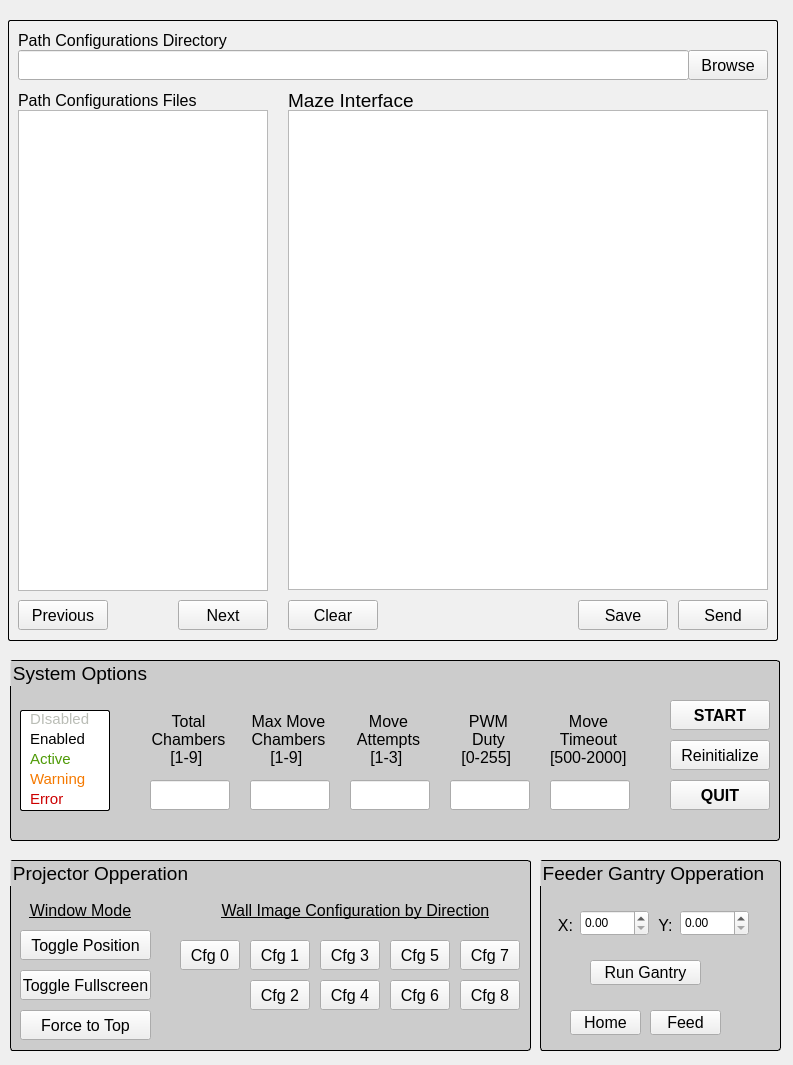
This is src/omniroute_operation/src/three_by_three_interface/interface.ui in NC4Lab/omniroute_ubuntu_ws as Qt 5 draws it before an edit. The edited form follows.
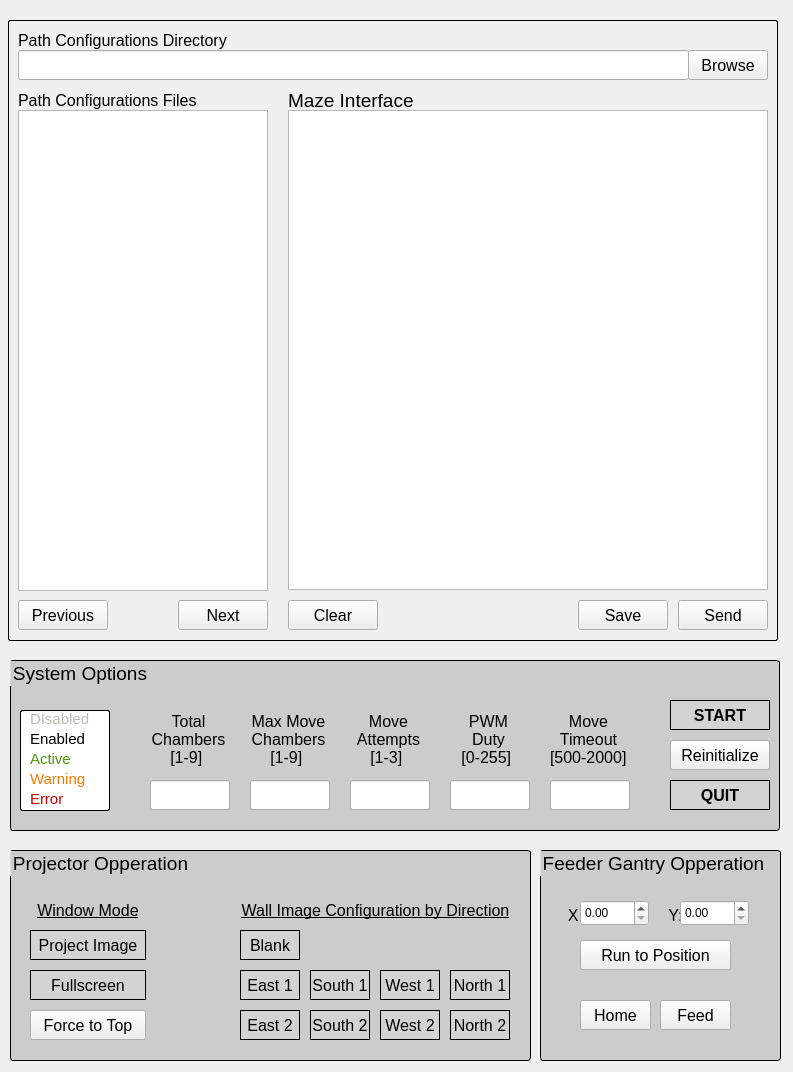
This is the edited form.

```diff
--- a/src/omniroute_operation/src/three_by_three_interface/interface.ui
+++ b/src/omniroute_operation/src/three_by_three_interface/interface.ui
@@ -10,7 +10,7 @@
     <x>0</x>
     <y>0</y>
     <width>793</width>
-    <height>1065</height>
+    <height>1072</height>
    </rect>
   </property>
   <property name="windowTitle">
@@ -258,7 +258,7 @@
      <x>10</x>
      <y>660</y>
      <width>770</width>
-     <height>181</height>
+     <height>171</height>
     </rect>
    </property>
    <property name="font">
@@ -292,9 +292,27 @@
       <bold>true</bold>
      </font>
     </property>
+    <property name="styleSheet">
+     <string notr="true">QPushButton {
+    background-color: lightgray;
+    border: 1px solid black;
+}
+
+QPushButton:checked {
+    background-color: gray; /* Color when toggled */
+}
+
+QPushButton:pressed {
+    background-color: darkgray; /* Color when pressed */
+}
+</string>
+    </property>
     <property name="text">
      <string>QUIT</string>
     </property>
+    <property name="checkable">
+     <bool>true</bool>
+    </property>
    </widget>
    <widget class="QPushButton" name="sysReinitBtn">
     <property name="geometry">
@@ -695,18 +713,36 @@
       <bold>true</bold>
      </font>
     </property>
+    <property name="styleSheet">
+     <string notr="true">QPushButton {
+    background-color: lightgray;
+    border: 1px solid black;
+}
+
+QPushButton:checked {
+    background-color: gray; /* Color when toggled */
+}
+
+QPushButton:pressed {
+    background-color: darkgray; /* Color when pressed */
+}
+</string>
+    </property>
     <property name="text">
      <string>START</string>
     </property>
+    <property name="checkable">
+     <bool>true</bool>
+    </property>
    </widget>
   </widget>
   <widget class="QGroupBox" name="projectionOperationGroupBox">
    <property name="geometry">
     <rect>
      <x>10</x>
-     <y>860</y>
+     <y>850</y>
      <width>521</width>
-     <height>191</height>
+     <height>211</height>
     </rect>
    </property>
    <property name="font">
@@ -728,8 +764,8 @@
    <widget class="QPushButton" name="projImgCfgBtn_3">
     <property name="geometry">
      <rect>
-      <x>310</x>
-      <y>80</y>
+      <x>300</x>
+      <y>120</y>
       <width>60</width>
       <height>30</height>
      </rect>
@@ -739,15 +775,33 @@
       <pointsize>12</pointsize>
      </font>
     </property>
+    <property name="styleSheet">
+     <string notr="true">QPushButton {
+    background-color: lightgray;
+    border: 1px solid black;
+}
+
+QPushButton:checked {
+    background-color: gray; /* Color when toggled */
+}
+
+QPushButton:pressed {
+    background-color: darkgray; /* Color when pressed */
+}
+</string>
+    </property>
     <property name="text">
-     <string>Cfg 3</string>
+     <string>South 1</string>
+    </property>
+    <property name="checkable">
+     <bool>true</bool>
     </property>
    </widget>
    <widget class="QPushButton" name="projImgCfgBtn_7">
     <property name="geometry">
      <rect>
-      <x>450</x>
-      <y>80</y>
+      <x>440</x>
+      <y>120</y>
       <width>60</width>
       <height>30</height>
      </rect>
@@ -757,15 +811,33 @@
       <pointsize>12</pointsize>
      </font>
     </property>
+    <property name="styleSheet">
+     <string notr="true">QPushButton {
+    background-color: lightgray;
+    border: 1px solid black;
+}
+
+QPushButton:checked {
+    background-color: gray; /* Color when toggled */
+}
+
+QPushButton:pressed {
+    background-color: darkgray; /* Color when pressed */
+}
+</string>
+    </property>
     <property name="text">
-     <string>Cfg 7</string>
+     <string>North 1</string>
+    </property>
+    <property name="checkable">
+     <bool>true</bool>
     </property>
    </widget>
    <widget class="QPushButton" name="projImgCfgBtn_5">
     <property name="geometry">
      <rect>
-      <x>380</x>
-      <y>80</y>
+      <x>370</x>
+      <y>120</y>
       <width>60</width>
       <height>30</height>
      </rect>
@@ -775,15 +847,33 @@
       <pointsize>12</pointsize>
      </font>
     </property>
+    <property name="styleSheet">
+     <string notr="true">QPushButton {
+    background-color: lightgray;
+    border: 1px solid black;
+}
+
+QPushButton:checked {
+    background-color: gray; /* Color when toggled */
+}
+
+QPushButton:pressed {
+    background-color: darkgray; /* Color when pressed */
+}
+</string>
+    </property>
     <property name="text">
-     <string>Cfg 5</string>
+     <string>West 1</string>
+    </property>
+    <property name="checkable">
+     <bool>true</bool>
     </property>
    </widget>
    <widget class="QPushButton" name="projImgCfgBtn_8">
     <property name="geometry">
      <rect>
-      <x>450</x>
-      <y>120</y>
+      <x>440</x>
+      <y>160</y>
       <width>60</width>
       <height>30</height>
      </rect>
@@ -793,15 +883,33 @@
       <pointsize>12</pointsize>
      </font>
     </property>
+    <property name="styleSheet">
+     <string notr="true">QPushButton {
+    background-color: lightgray;
+    border: 1px solid black;
+}
+
+QPushButton:checked {
+    background-color: gray; /* Color when toggled */
+}
+
+QPushButton:pressed {
+    background-color: darkgray; /* Color when pressed */
+}
+</string>
+    </property>
     <property name="text">
-     <string>Cfg 8</string>
+     <string>North 2</string>
+    </property>
+    <property name="checkable">
+     <bool>true</bool>
     </property>
    </widget>
    <widget class="QPushButton" name="projImgCfgBtn_6">
     <property name="geometry">
      <rect>
-      <x>380</x>
-      <y>120</y>
+      <x>370</x>
+      <y>160</y>
       <width>60</width>
       <height>30</height>
      </rect>
@@ -811,14 +919,32 @@
       <pointsize>12</pointsize>
      </font>
     </property>
+    <property name="styleSheet">
+     <string notr="true">QPushButton {
+    background-color: lightgray;
+    border: 1px solid black;
+}
+
+QPushButton:checked {
+    background-color: gray; /* Color when toggled */
+}
+
+QPushButton:pressed {
+    background-color: darkgray; /* Color when pressed */
+}
+</string>
+    </property>
     <property name="text">
-     <string>Cfg 6</string>
+     <string>West 2</string>
+    </property>
+    <property name="checkable">
+     <bool>true</bool>
     </property>
    </widget>
    <widget class="QPushButton" name="projImgCfgBtn_0">
     <property name="geometry">
      <rect>
-      <x>170</x>
+      <x>230</x>
       <y>80</y>
       <width>60</width>
       <height>30</height>
@@ -829,15 +955,33 @@
       <pointsize>12</pointsize>
      </font>
     </property>
+    <property name="styleSheet">
+     <string notr="true">QPushButton {
+    background-color: lightgray;
+    border: 1px solid black;
+}
+
+QPushButton:checked {
+    background-color: gray; /* Color when toggled */
+}
+
+QPushButton:pressed {
+    background-color: darkgray; /* Color when pressed */
+}
+</string>
+    </property>
     <property name="text">
-     <string>Cfg 0</string>
+     <string>Blank</string>
+    </property>
+    <property name="checkable">
+     <bool>true</bool>
     </property>
    </widget>
    <widget class="QPushButton" name="projImgCfgBtn_2">
     <property name="geometry">
      <rect>
-      <x>240</x>
-      <y>120</y>
+      <x>230</x>
+      <y>160</y>
       <width>60</width>
       <height>30</height>
      </rect>
@@ -847,15 +991,33 @@
       <pointsize>12</pointsize>
      </font>
     </property>
+    <property name="styleSheet">
+     <string notr="true">QPushButton {
+    background-color: lightgray;
+    border: 1px solid black;
+}
+
+QPushButton:checked {
+    background-color: gray; /* Color when toggled */
+}
+
+QPushButton:pressed {
+    background-color: darkgray; /* Color when pressed */
+}
+</string>
+    </property>
     <property name="text">
-     <string>Cfg 2</string>
+     <string>East 2</string>
+    </property>
+    <property name="checkable">
+     <bool>true</bool>
     </property>
    </widget>
    <widget class="QPushButton" name="projImgCfgBtn_4">
     <property name="geometry">
      <rect>
-      <x>310</x>
-      <y>120</y>
+      <x>300</x>
+      <y>160</y>
       <width>60</width>
       <height>30</height>
      </rect>
@@ -865,15 +1027,33 @@
       <pointsize>12</pointsize>
      </font>
     </property>
+    <property name="styleSheet">
+     <string notr="true">QPushButton {
+    background-color: lightgray;
+    border: 1px solid black;
+}
+
+QPushButton:checked {
+    background-color: gray; /* Color when toggled */
+}
+
+QPushButton:pressed {
+    background-color: darkgray; /* Color when pressed */
+}
+</string>
+    </property>
     <property name="text">
-     <string>Cfg 4</string>
+     <string>South 2</string>
+    </property>
+    <property name="checkable">
+     <bool>true</bool>
     </property>
    </widget>
    <widget class="QPushButton" name="projImgCfgBtn_1">
     <property name="geometry">
      <rect>
-      <x>240</x>
-      <y>80</y>
+      <x>230</x>
+      <y>120</y>
       <width>60</width>
       <height>30</height>
      </rect>
@@ -883,16 +1063,34 @@
       <pointsize>12</pointsize>
      </font>
     </property>
+    <property name="styleSheet">
+     <string notr="true">QPushButton {
+    background-color: lightgray;
+    border: 1px solid black;
+}
+
+QPushButton:checked {
+    background-color: gray; /* Color when toggled */
+}
+
+QPushButton:pressed {
+    background-color: darkgray; /* Color when pressed */
+}
+</string>
+    </property>
     <property name="text">
-     <string>Cfg 1</string>
+     <string>East 1</string>
+    </property>
+    <property name="checkable">
+     <bool>true</bool>
     </property>
    </widget>
    <widget class="QLabel" name="projImgCfgLabel">
     <property name="geometry">
      <rect>
-      <x>170</x>
-      <y>40</y>
-      <width>351</width>
+      <x>220</x>
+      <y>50</y>
+      <width>291</width>
       <height>21</height>
      </rect>
     </property>
@@ -903,7 +1101,9 @@
      </font>
     </property>
     <property name="text">
-     <string>&lt;html&gt;&lt;head/&gt;&lt;body&gt;&lt;p align=&quot;center&quot;&gt;Wall Image Configuration by Direction&lt;/p&gt;&lt;/body&gt;&lt;/html&gt;</string>
+     <string>&lt;html&gt;&lt;head/&gt;&lt;body&gt;&lt;p
+                        align=&quot;center&quot;&gt;Wall Image Configuration by
+                        Direction&lt;/p&gt;&lt;/body&gt;&lt;/html&gt;</string>
     </property>
     <property name="alignment">
      <set>Qt::AlignCenter</set>
@@ -912,9 +1112,9 @@
    <widget class="QLabel" name="projImgCfgLabel_2">
     <property name="geometry">
      <rect>
-      <x>10</x>
-      <y>40</y>
-      <width>121</width>
+      <x>20</x>
+      <y>50</y>
+      <width>116</width>
       <height>21</height>
      </rect>
     </property>
@@ -925,7 +1125,8 @@
      </font>
     </property>
     <property name="text">
-     <string>&lt;html&gt;&lt;head/&gt;&lt;body&gt;&lt;p align=&quot;center&quot;&gt;Window Mode&lt;/p&gt;&lt;/body&gt;&lt;/html&gt;</string>
+     <string>&lt;html&gt;&lt;head/&gt;&lt;body&gt;&lt;p
+                        align=&quot;center&quot;&gt;Window Mode&lt;/p&gt;&lt;/body&gt;&lt;/html&gt;</string>
     </property>
     <property name="alignment">
      <set>Qt::AlignCenter</set>
@@ -934,9 +1135,9 @@
    <widget class="QPushButton" name="projWinTogPosBtn">
     <property name="geometry">
      <rect>
-      <x>10</x>
-      <y>70</y>
-      <width>131</width>
+      <x>20</x>
+      <y>80</y>
+      <width>116</width>
       <height>30</height>
      </rect>
     </property>
@@ -947,16 +1148,37 @@
       <bold>false</bold>
      </font>
     </property>
+    <property name="autoFillBackground">
+     <bool>false</bool>
+    </property>
+    <property name="styleSheet">
+     <string notr="true">QPushButton {
+    background-color: lightgray;
+    border: 1px solid black;
+}
+
+QPushButton:checked {
+    background-color: gray; /* Color when toggled */
+}
+
+QPushButton:pressed {
+    background-color: darkgray; /* Color when pressed */
+}
+</string>
+    </property>
     <property name="text">
-     <string>Toggle Position</string>
+     <string>Project Image</string>
+    </property>
+    <property name="checkable">
+     <bool>true</bool>
     </property>
    </widget>
    <widget class="QPushButton" name="projWinTogSizeBtn">
     <property name="geometry">
      <rect>
-      <x>10</x>
-      <y>110</y>
-      <width>131</width>
+      <x>20</x>
+      <y>120</y>
+      <width>116</width>
       <height>30</height>
      </rect>
     </property>
@@ -967,16 +1189,34 @@
       <bold>false</bold>
      </font>
     </property>
+    <property name="styleSheet">
+     <string notr="true">QPushButton {
+    background-color: lightgray;
+    border: 1px solid black;
+}
+
+QPushButton:checked {
+    background-color: gray; /* Color when toggled */
+}
+
+QPushButton:pressed {
+    background-color: darkgray; /* Color when pressed */
+}
+</string>
+    </property>
     <property name="text">
-     <string>Toggle Fullscreen</string>
+     <string>Fullscreen</string>
+    </property>
+    <property name="checkable">
+     <bool>true</bool>
     </property>
    </widget>
    <widget class="QPushButton" name="projWinForceFucusBtn">
     <property name="geometry">
      <rect>
-      <x>10</x>
-      <y>150</y>
-      <width>131</width>
+      <x>20</x>
+      <y>160</y>
+      <width>116</width>
       <height>30</height>
      </rect>
     </property>
@@ -996,9 +1236,9 @@
    <property name="geometry">
     <rect>
      <x>540</x>
-     <y>860</y>
+     <y>850</y>
      <width>241</width>
-     <height>191</height>
+     <height>211</height>
     </rect>
    </property>
    <property name="font">
@@ -1020,7 +1260,7 @@
    <widget class="QLabel" name="xSpinBoxLabel">
     <property name="geometry">
      <rect>
-      <x>10</x>
+      <x>20</x>
       <y>50</y>
       <width>31</width>
       <height>31</height>
@@ -1059,7 +1299,7 @@
    <widget class="QLabel" name="xSpinBoxLabel_2">
     <property name="geometry">
      <rect>
-      <x>110</x>
+      <x>120</x>
       <y>50</y>
       <width>31</width>
       <height>31</height>
@@ -1082,10 +1322,10 @@
    <widget class="QPushButton" name="runGantryBtn">
     <property name="geometry">
      <rect>
-      <x>50</x>
-      <y>100</y>
-      <width>111</width>
-      <height>25</height>
+      <x>40</x>
+      <y>90</y>
+      <width>151</width>
+      <height>30</height>
      </rect>
     </property>
     <property name="font">
@@ -1094,16 +1334,16 @@
      </font>
     </property>
     <property name="text">
-     <string>Run Gantry</string>
+     <string>Run to Position</string>
     </property>
    </widget>
    <widget class="QPushButton" name="homeGantryBtn">
     <property name="geometry">
      <rect>
-      <x>30</x>
+      <x>40</x>
       <y>150</y>
       <width>71</width>
-      <height>25</height>
+      <height>30</height>
      </rect>
     </property>
     <property name="font">
@@ -1134,10 +1374,10 @@
    <widget class="QPushButton" name="pumpGantryBtn">
     <property name="geometry">
      <rect>
-      <x>110</x>
+      <x>120</x>
       <y>150</y>
       <width>71</width>
-      <height>25</height>
+      <height>30</height>
      </rect>
     </property>
     <property name="font">
```
Left out of the diff: 62 changed lines with no effect on the pictures.
